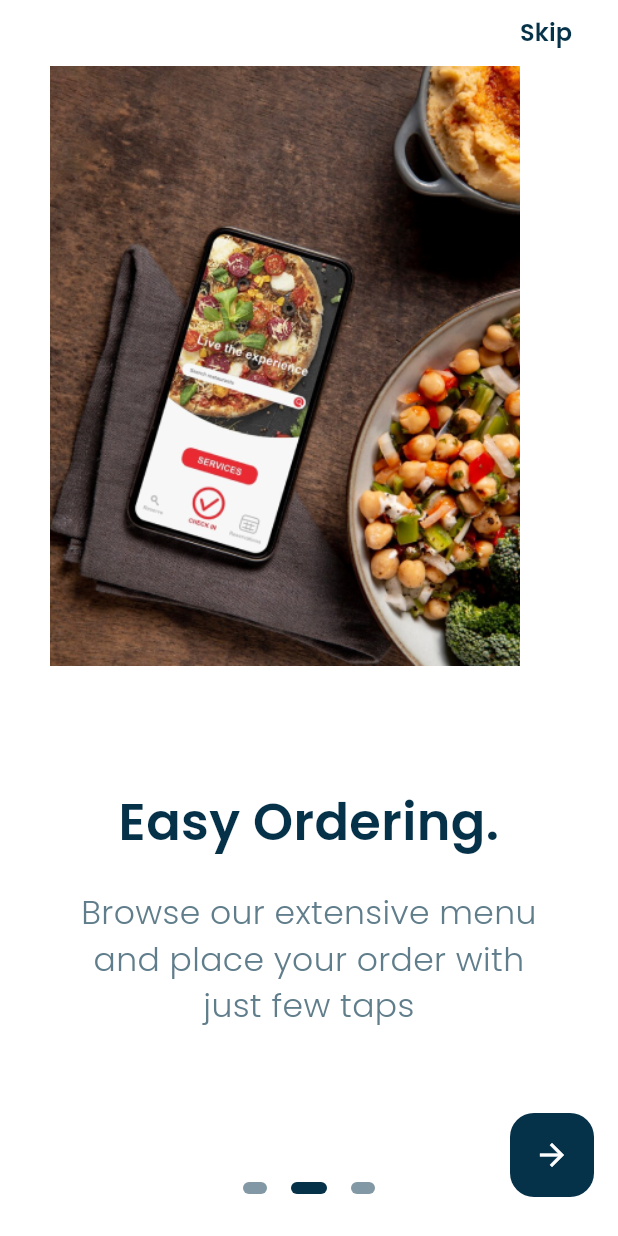
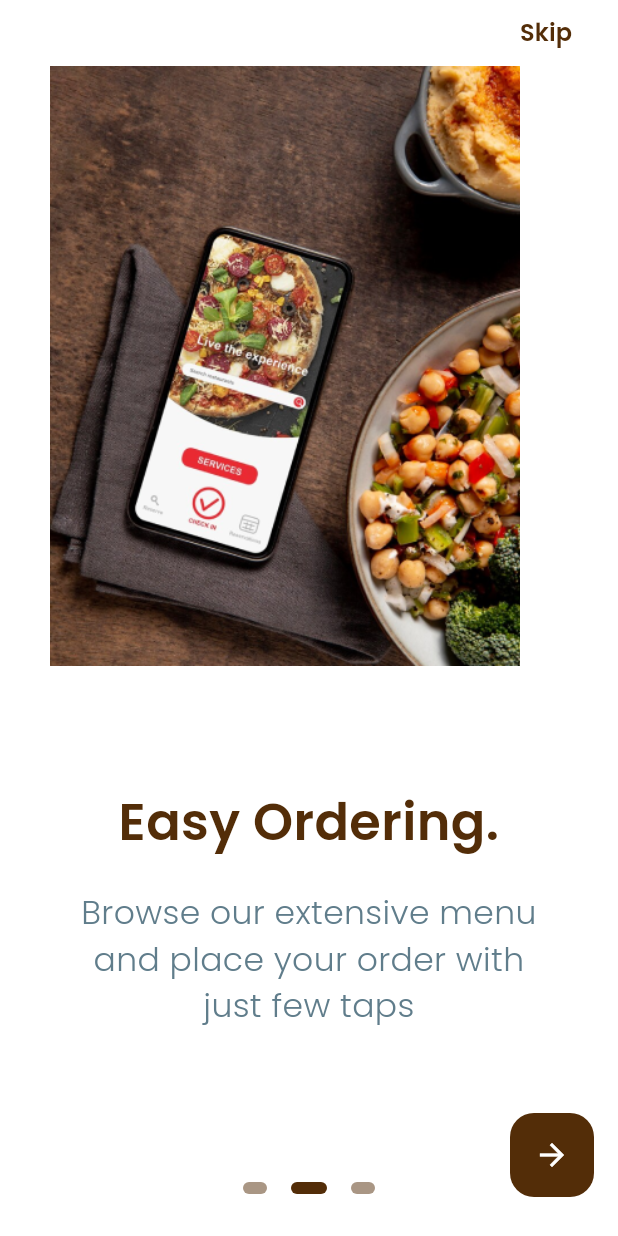
Before and after one commit to JohnGastone/Alama, a Flutter app: the screen it shows after launch, swiped to page 2, on a phone screen of 412 x 824 dp. Run offline on Flutter 3.47's test engine with Material 3 defaults, Android fonts, the light colour scheme and no system bars; drawn by our look-alikes of flutter_onboarding_slider; our stand-ins replace google_fonts.

Commit message:
Color change to assets

```diff
--- a/lib/main.dart
+++ b/lib/main.dart
@@ -23,7 +23,7 @@ class MyApp extends StatelessWidget {
 }
 
 class MyHome extends StatelessWidget {
-  final Color kDarkBlueColor = const Color(0xFF053149);
+  final Color kDarkBlueColor = const Color.fromARGB(255, 83, 45, 8);
 
   const MyHome({super.key});
 
```
